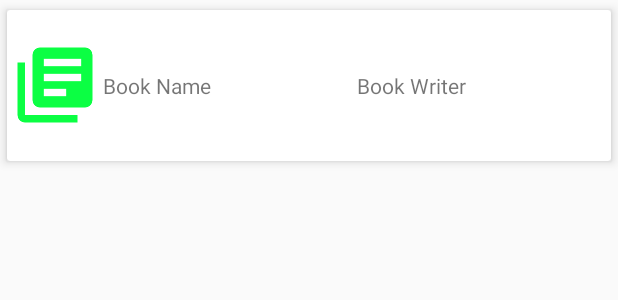
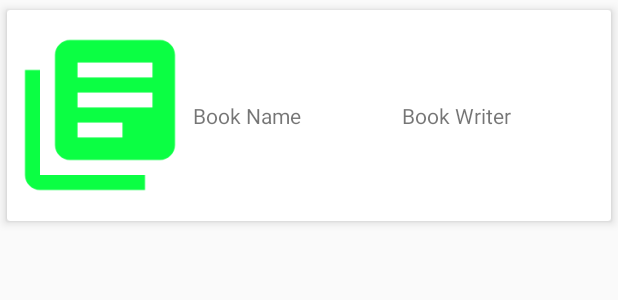
Before and after one commit to darmawan01/firebase_crud_kotlin, an Android app: the layout rc_book_list.xml on its own in the app's theme, with its tools: preview values and no code run, on a phone screen of 412 x 824 dp. Shown: the top 300 px of the screen. Run offline under Robolectric (Android 15) with nearby library versions, the phone set to English and light mode, and no system bars.

Commit message:
fixed upload

```diff
--- a/app/src/main/java/id/example/crudfirebase/BookActivity.kt
+++ b/app/src/main/java/id/example/crudfirebase/BookActivity.kt
@@ -95,8 +95,11 @@ class BookActivity : AppCompatActivity() {
                 }
                 .addOnCompleteListener {task ->
                     task.result?.storage?.downloadUrl?.addOnSuccessListener { url ->
+
                         uris.add(url.toString())
+
                         createProgress()
+
                         if (uris.size == images.size) submit(uris)
                     }
                 }
--- a/app/src/main/res/layout/rc_book_list.xml
+++ b/app/src/main/res/layout/rc_book_list.xml
@@ -3,7 +3,7 @@
         xmlns:android="http://schemas.android.com/apk/res/android"
         xmlns:app="http://schemas.android.com/apk/res-auto"
         android:layout_width="match_parent"
-        android:layout_height="114dp"
+        android:layout_height="154dp"
         app:cardElevation="4dp"
         app:cardUseCompatPadding="true"
         >
@@ -17,8 +17,9 @@
         <ImageView
                 android:id="@+id/v_img"
                 android:src="@drawable/ic_library_books_black_24dp"
-                android:layout_width="60dp"
-                android:layout_height="60dp"
+                android:layout_width="120dp"
+                android:scaleType="centerCrop"
+                android:layout_height="120dp"
                 android:layout_margin="2dp"/>
 
         <TextView
```
